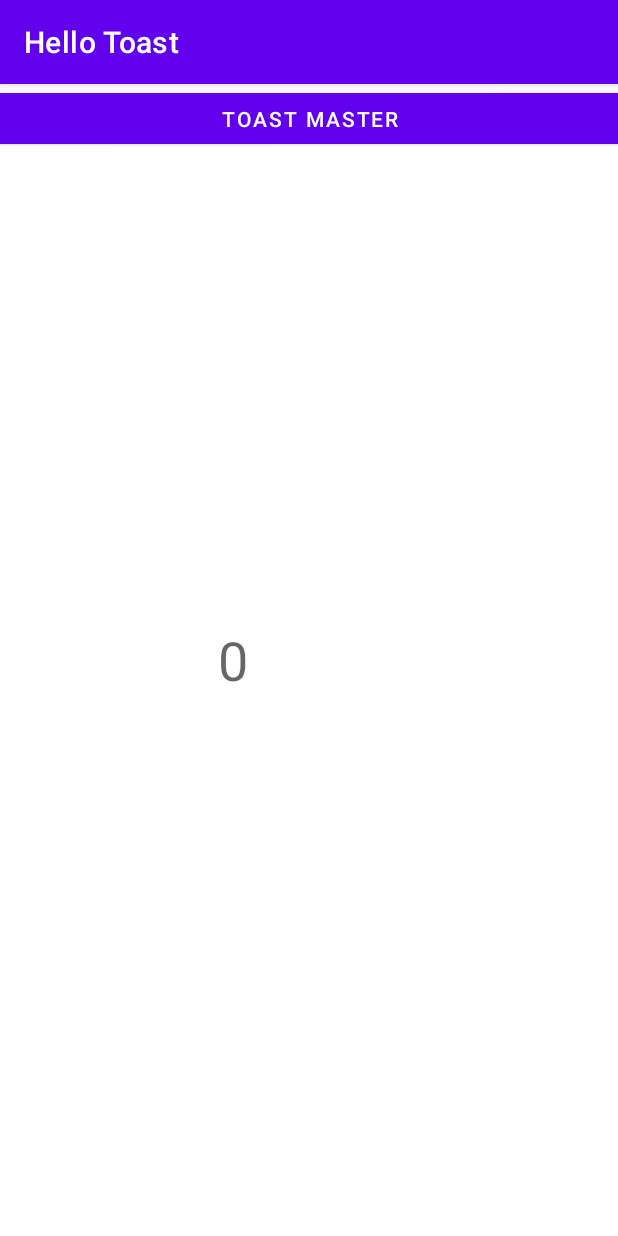
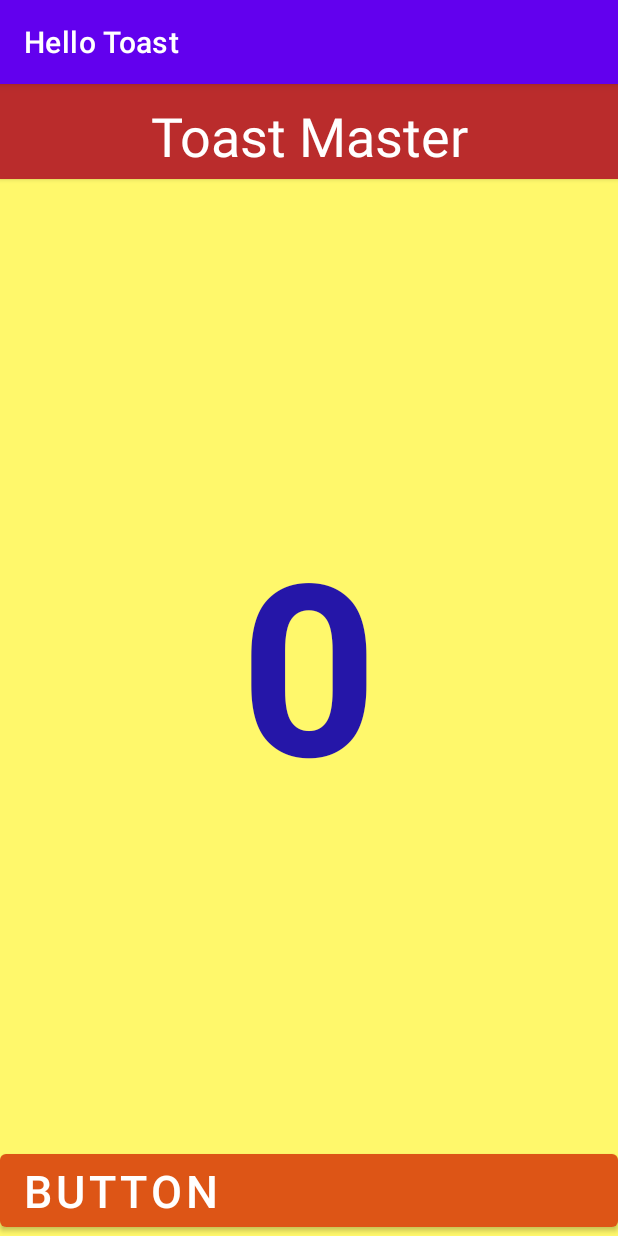
Before and after one commit to mbharti321/androidProjects, an Android app: the screen it shows after launch (MainActivity), on a phone screen of 412 x 824 dp. Run offline under Robolectric (Android 15) with nearby library versions, the phone set to English and light mode, and no system bars.

Commit message:
add buttons and counter display text

```diff
--- a/HelloToast/app/src/main/res/layout/activity_main.xml
+++ b/HelloToast/app/src/main/res/layout/activity_main.xml
@@ -4,27 +4,53 @@
     xmlns:tools="http://schemas.android.com/tools"
     android:layout_width="match_parent"
     android:layout_height="match_parent"
+    android:background="#9AFFF30A"
     tools:context=".MainActivity">
 
     <Button
-        android:id="@+id/button"
-        android:layout_width="423dp"
-        android:layout_height="46dp"
+        android:id="@+id/btnToast"
+        android:layout_width="0dp"
+        android:layout_height="63dp"
+        android:background="@android:color/holo_orange_dark"
         android:text="Toast Master"
+        android:textAppearance="@style/TextAppearance.AppCompat.Display1"
+        android:textColor="@color/white"
+        android:textSize="36sp"
+        app:backgroundTint="#BA2C2C"
+        app:layout_constraintBottom_toTopOf="@+id/btnCount"
         app:layout_constraintEnd_toEndOf="parent"
-        app:layout_constraintStart_toStartOf="parent" />
+        app:layout_constraintHorizontal_bias="0.0"
+        app:layout_constraintStart_toStartOf="parent"
+        app:layout_constraintTop_toTopOf="parent"
+        app:layout_constraintVertical_bias="0.0" />
+
+    <Button
+        android:id="@+id/btnCount"
+        android:layout_width="0dp"
+        android:layout_height="wrap_content"
+        android:gravity="center_vertical"
+        android:text="Button"
+        android:textSize="30sp"
+        app:backgroundTint="#DD5516"
+        app:layout_constraintBottom_toBottomOf="parent"
+        app:layout_constraintEnd_toEndOf="parent"
+        app:layout_constraintHorizontal_bias="1.0"
+        app:layout_constraintStart_toStartOf="parent"
+        app:layout_constraintTop_toTopOf="parent"
+        app:layout_constraintVertical_bias="1.0" />
 
     <TextView
-        android:layout_width="120dp"
-        android:layout_height="48dp"
+        android:id="@+id/showCount"
+        android:layout_width="wrap_content"
+        android:layout_height="wrap_content"
         android:text="0"
-        android:textAppearance="@style/TextAppearance.AppCompat.Display2"
-        android:textSize="36sp"
-        app:layout_constraintBottom_toBottomOf="parent"
-        app:layout_constraintHorizontal_bias="0.498"
-        app:layout_constraintLeft_toLeftOf="parent"
-        app:layout_constraintRight_toRightOf="parent"
-        app:layout_constraintTop_toTopOf="parent"
-        app:layout_constraintVertical_bias="0.499" />
+        android:textColor="#2516A8"
+        android:textSize="160sp"
+        android:textStyle="bold"
+        app:layout_constraintBottom_toTopOf="@+id/btnCount"
+        app:layout_constraintEnd_toEndOf="parent"
+        app:layout_constraintHorizontal_bias="0.501"
+        app:layout_constraintStart_toStartOf="parent"
+        app:layout_constraintTop_toBottomOf="@+id/btnToast" />
 
 </androidx.constraintlayout.widget.ConstraintLayout>
```
